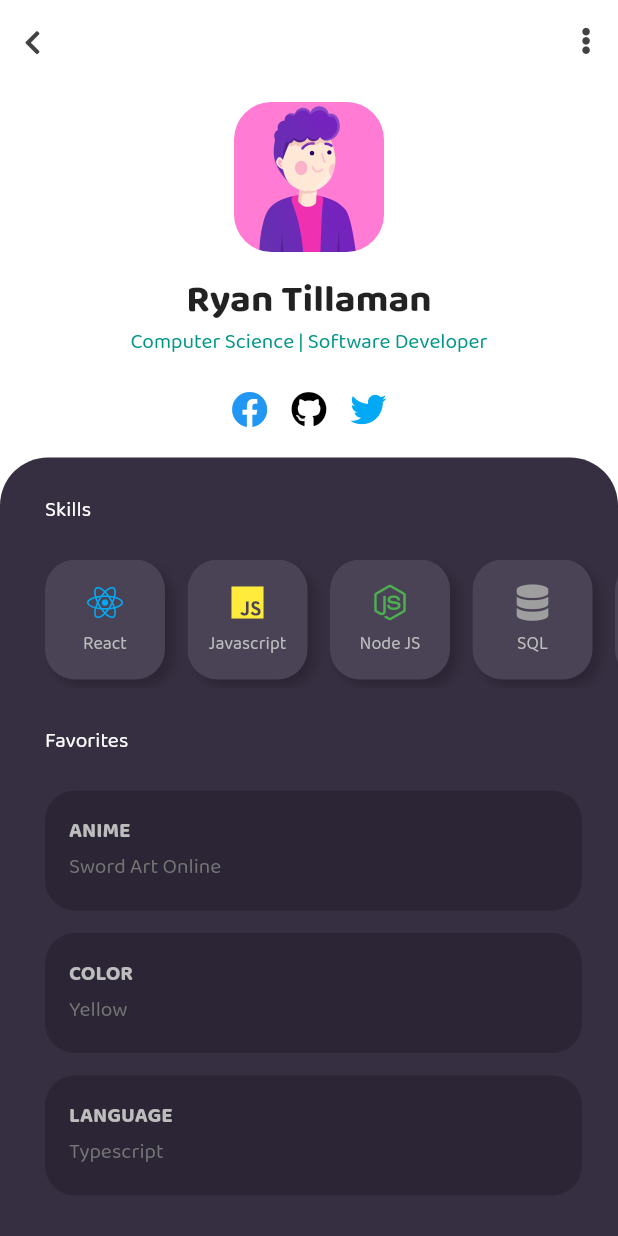
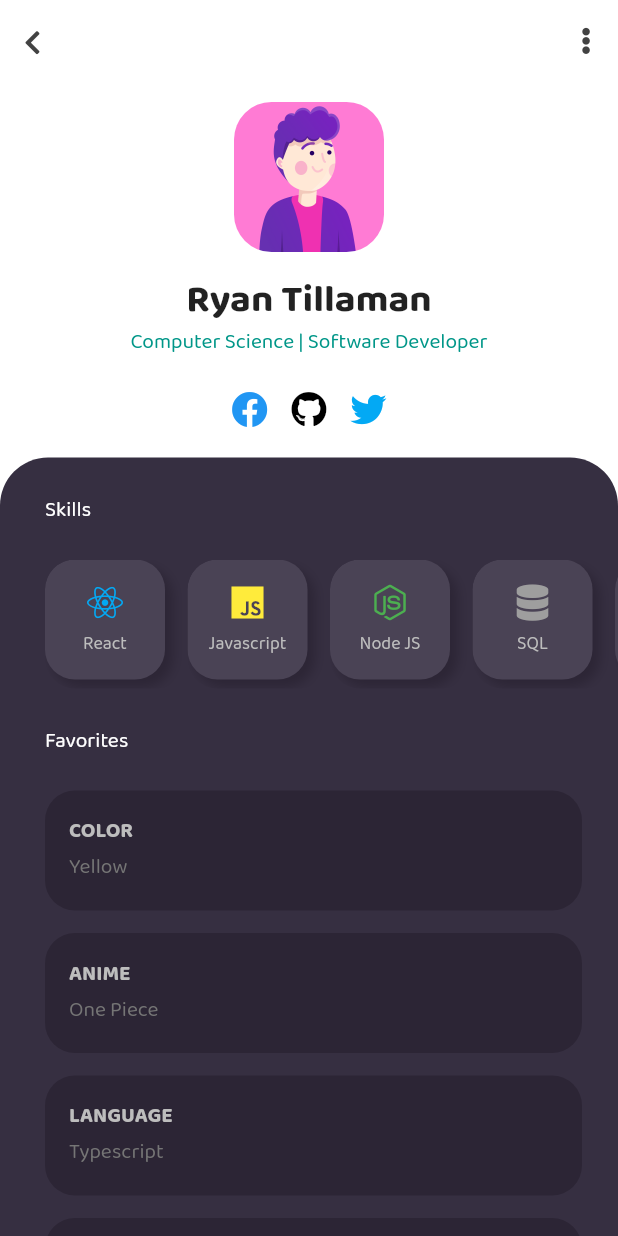
Before and after one commit to yell66w/profile-ui, a Flutter app: the screen it shows after launch, on a phone screen of 412 x 824 dp. Run offline on Flutter 3.47's test engine with Material 2 defaults, Android fonts, the phone set to English and light mode, and no system bars; our stand-ins replace font_awesome_flutter.

Commit message:
padding adjustments

```diff
--- a/lib/widgets/favorites.dart
+++ b/lib/widgets/favorites.dart
@@ -25,12 +25,12 @@ class Favorites extends StatelessWidget {
         Column(
           children: const [
             FavoriteBox(
-              title: "ANIME",
-              favorite: "Sword Art Online",
+              title: "COLOR",
+              favorite: "Yellow",
             ),
             FavoriteBox(
-              title: "COLOR",
-              favorite: "Yellow",
+              title: "ANIME",
+              favorite: "One Piece",
             ),
             FavoriteBox(
               title: "LANGUAGE",
--- a/lib/widgets/profile_extras.dart
+++ b/lib/widgets/profile_extras.dart
@@ -22,11 +22,14 @@ class ProfileExtras extends StatelessWidget {
         ),
         width: MediaQuery.of(context).size.width,
         child: Padding(
-          padding: const EdgeInsets.fromLTRB(30, 24, 0, 24),
+          padding: const EdgeInsets.fromLTRB(30, 0, 0, 0),
           child: SingleChildScrollView(
             child: Column(
               crossAxisAlignment: CrossAxisAlignment.start,
               children: const [
+                SizedBox(
+                  height: 24,
+                ),
                 Skills(),
                 SizedBox(
                   height: 24,
```
